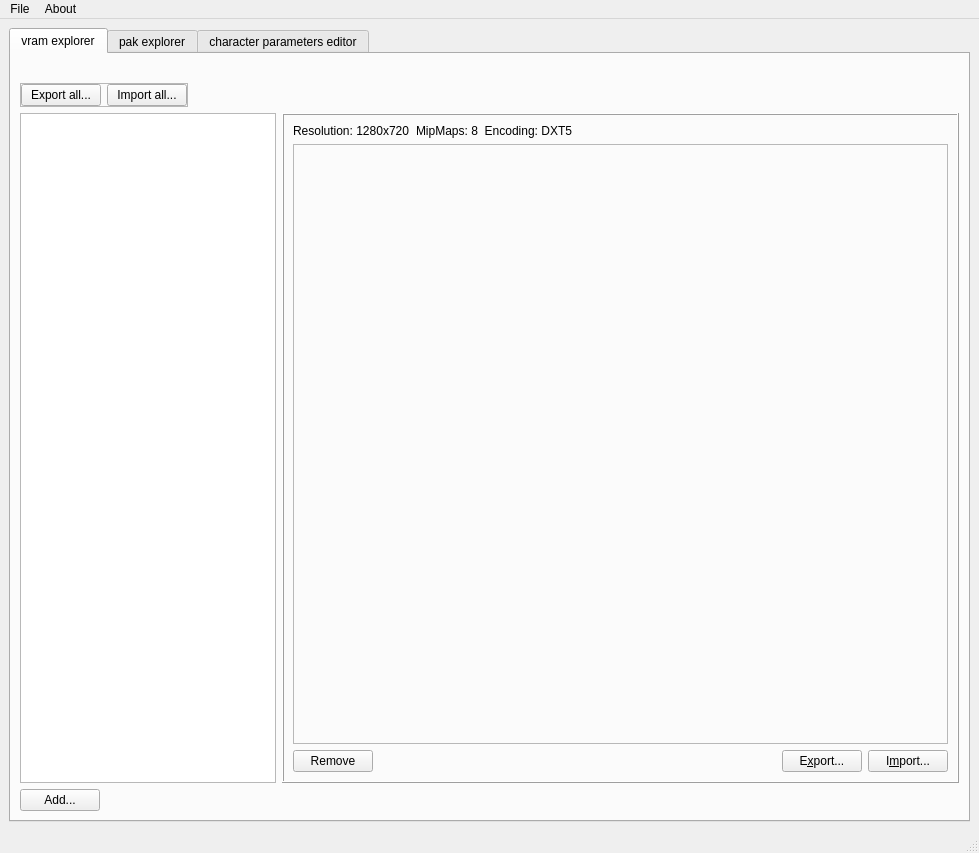
This is lib/design/Raging_tools.ui in adsl14/Raging-tools as Qt 5 draws it before an edit. The edited form follows.
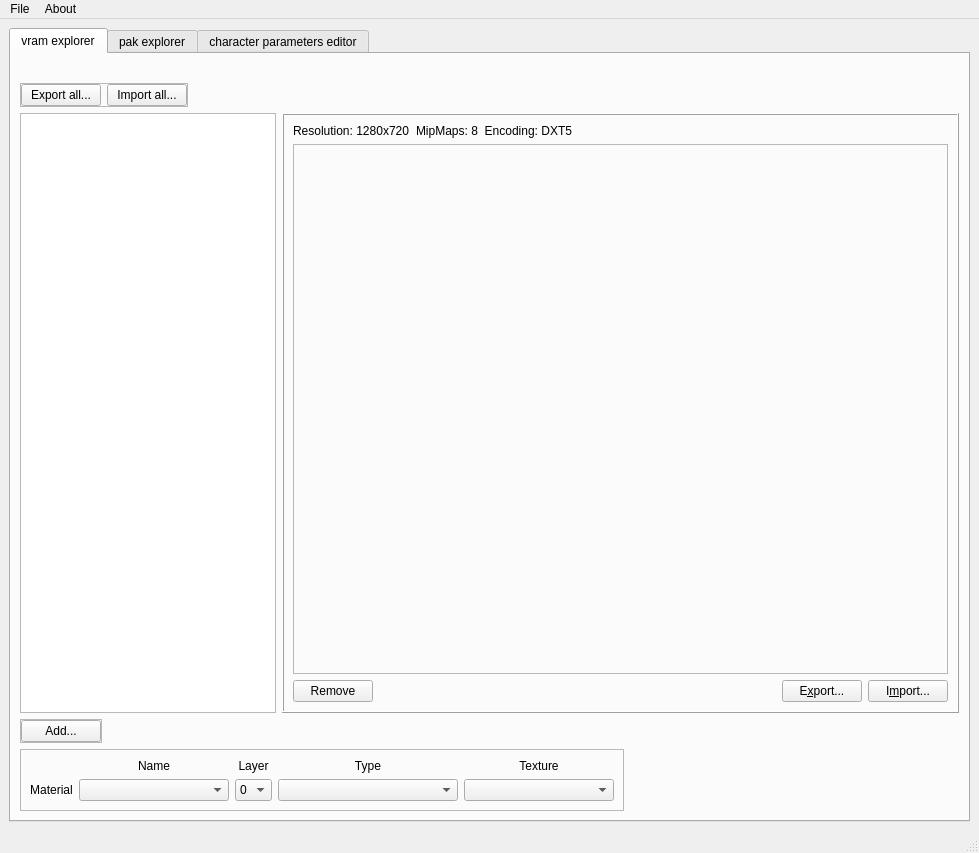
This is the edited form. Icons and pictures are not drawn.

Commit message: Mtrl (material) values from spr can now be shown in vram explorer tab

```diff
--- a/lib/design/Raging_tools.ui
+++ b/lib/design/Raging_tools.ui
@@ -24,7 +24,7 @@
   </property>
   <widget class="QWidget" name="centralwidget">
    <layout class="QGridLayout" name="gridLayout">
-    <item row="0" column="0">
+    <item row="0" column="1">
      <widget class="QTabWidget" name="tabWidget">
       <property name="currentIndex">
        <number>0</number>
@@ -99,7 +99,7 @@
           </layout>
          </widget>
         </item>
-        <item row="4" column="0">
+        <item row="5" column="0">
          <layout class="QHBoxLayout" name="horizontalLayout">
           <item>
            <widget class="QListView" name="listView">
@@ -320,17 +320,244 @@
           </property>
          </widget>
         </item>
-        <item row="5" column="0">
-         <widget class="QPushButton" name="addButton">
+        <item row="9" column="0">
+         <widget class="QFrame" name="frame_4">
           <property name="sizePolicy">
            <sizepolicy hsizetype="Fixed" vsizetype="Fixed">
             <horstretch>0</horstretch>
             <verstretch>0</verstretch>
            </sizepolicy>
           </property>
-          <property name="text">
-           <string>Add...</string>
+          <property name="frameShape">
+           <enum>QFrame::StyledPanel</enum>
           </property>
+          <property name="frameShadow">
+           <enum>QFrame::Raised</enum>
+          </property>
+          <layout class="QGridLayout" name="gridLayout_9">
+           <property name="leftMargin">
+            <number>0</number>
+           </property>
+           <property name="topMargin">
+            <number>0</number>
+           </property>
+           <property name="rightMargin">
+            <number>0</number>
+           </property>
+           <property name="bottomMargin">
+            <number>0</number>
+           </property>
+           <property name="spacing">
+            <number>0</number>
+           </property>
+           <item row="0" column="0">
+            <widget class="QPushButton" name="addButton">
+             <property name="sizePolicy">
+              <sizepolicy hsizetype="Fixed" vsizetype="Fixed">
+               <horstretch>0</horstretch>
+               <verstretch>0</verstretch>
+              </sizepolicy>
+             </property>
+             <property name="text">
+              <string>Add...</string>
+             </property>
+            </widget>
+           </item>
+          </layout>
+         </widget>
+        </item>
+        <item row="10" column="0">
+         <widget class="QFrame" name="frame_5">
+          <property name="sizePolicy">
+           <sizepolicy hsizetype="Fixed" vsizetype="Fixed">
+            <horstretch>0</horstretch>
+            <verstretch>0</verstretch>
+           </sizepolicy>
+          </property>
+          <property name="frameShape">
+           <enum>QFrame::StyledPanel</enum>
+          </property>
+          <property name="frameShadow">
+           <enum>QFrame::Raised</enum>
+          </property>
+          <layout class="QGridLayout" name="gridLayout_10">
+           <property name="horizontalSpacing">
+            <number>6</number>
+           </property>
+           <item row="0" column="4">
+            <widget class="QLabel" name="textureText">
+             <property name="text">
+              <string>Texture</string>
+             </property>
+             <property name="alignment">
+              <set>Qt::AlignCenter</set>
+             </property>
+            </widget>
+           </item>
+           <item row="0" column="2">
+            <widget class="QLabel" name="layerText">
+             <property name="sizePolicy">
+              <sizepolicy hsizetype="Preferred" vsizetype="Fixed">
+               <horstretch>0</horstretch>
+               <verstretch>0</verstretch>
+              </sizepolicy>
+             </property>
+             <property name="text">
+              <string>Layer</string>
+             </property>
+             <property name="alignment">
+              <set>Qt::AlignCenter</set>
+             </property>
+            </widget>
+           </item>
+           <item row="2" column="4">
+            <widget class="QComboBox" name="textureVal">
+             <property name="sizePolicy">
+              <sizepolicy hsizetype="Fixed" vsizetype="Fixed">
+               <horstretch>0</horstretch>
+               <verstretch>0</verstretch>
+              </sizepolicy>
+             </property>
+             <property name="minimumSize">
+              <size>
+               <width>150</width>
+               <height>0</height>
+              </size>
+             </property>
+            </widget>
+           </item>
+           <item row="2" column="2">
+            <widget class="QComboBox" name="layerVal">
+             <property name="sizePolicy">
+              <sizepolicy hsizetype="Fixed" vsizetype="Fixed">
+               <horstretch>0</horstretch>
+               <verstretch>0</verstretch>
+              </sizepolicy>
+             </property>
+             <item>
+              <property name="text">
+               <string>0</string>
+              </property>
+             </item>
+             <item>
+              <property name="text">
+               <string>1</string>
+              </property>
+             </item>
+             <item>
+              <property name="text">
+               <string>2</string>
+              </property>
+             </item>
+             <item>
+              <property name="text">
+               <string>3</string>
+              </property>
+             </item>
+             <item>
+              <property name="text">
+               <string>4</string>
+              </property>
+             </item>
+             <item>
+              <property name="text">
+               <string>5</string>
+              </property>
+             </item>
+             <item>
+              <property name="text">
+               <string>6</string>
+              </property>
+             </item>
+             <item>
+              <property name="text">
+               <string>7</string>
+              </property>
+             </item>
+             <item>
+              <property name="text">
+               <string>8</string>
+              </property>
+             </item>
+             <item>
+              <property name="text">
+               <string>9</string>
+              </property>
+             </item>
+            </widget>
+           </item>
+           <item row="0" column="3">
+            <widget class="QLabel" name="typeText">
+             <property name="text">
+              <string>Type</string>
+             </property>
+             <property name="alignment">
+              <set>Qt::AlignCenter</set>
+             </property>
+            </widget>
+           </item>
+           <item row="2" column="3">
+            <widget class="QComboBox" name="typeVal">
+             <property name="sizePolicy">
+              <sizepolicy hsizetype="Fixed" vsizetype="Fixed">
+               <horstretch>0</horstretch>
+               <verstretch>0</verstretch>
+              </sizepolicy>
+             </property>
+             <property name="minimumSize">
+              <size>
+               <width>180</width>
+               <height>0</height>
+              </size>
+             </property>
+            </widget>
+           </item>
+           <item row="2" column="1">
+            <widget class="QComboBox" name="materialVal">
+             <property name="enabled">
+              <bool>true</bool>
+             </property>
+             <property name="sizePolicy">
+              <sizepolicy hsizetype="Fixed" vsizetype="Fixed">
+               <horstretch>0</horstretch>
+               <verstretch>0</verstretch>
+              </sizepolicy>
+             </property>
+             <property name="minimumSize">
+              <size>
+               <width>150</width>
+               <height>0</height>
+              </size>
+             </property>
+            </widget>
+           </item>
+           <item row="2" column="0">
+            <widget class="QLabel" name="materialText">
+             <property name="sizePolicy">
+              <sizepolicy hsizetype="Preferred" vsizetype="Fixed">
+               <horstretch>0</horstretch>
+               <verstretch>0</verstretch>
+              </sizepolicy>
+             </property>
+             <property name="text">
+              <string>Material</string>
+             </property>
+             <property name="alignment">
+              <set>Qt::AlignCenter</set>
+             </property>
+            </widget>
+           </item>
+           <item row="0" column="1">
+            <widget class="QLabel" name="nameText">
+             <property name="text">
+              <string>Name</string>
+             </property>
+             <property name="alignment">
+              <set>Qt::AlignCenter</set>
+             </property>
+            </widget>
+           </item>
+          </layout>
          </widget>
         </item>
        </layout>
```
The commit also changes 5 other files.
